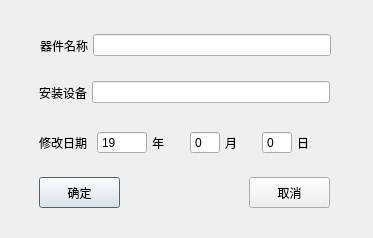
This is CAddSensorDialog.ui in Strork/QtSQLite as Qt 5 draws it before an edit. The edited form follows.
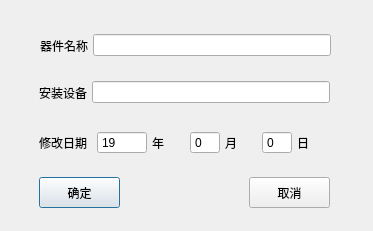
This is the edited form.

What changed in the file:
```diff
--- a/CAddSensorDialog.ui
+++ b/CAddSensorDialog.ui
@@ -7,7 +7,7 @@
     <x>0</x>
     <y>0</y>
     <width>373</width>
-    <height>238</height>
+    <height>231</height>
    </rect>
   </property>
   <property name="sizePolicy">
```
